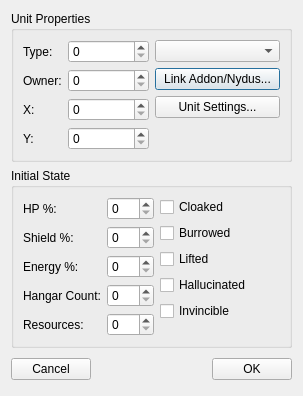
Qt form ChkForge/unitproperties.ui (heinermann/ChkForge) before a commit.
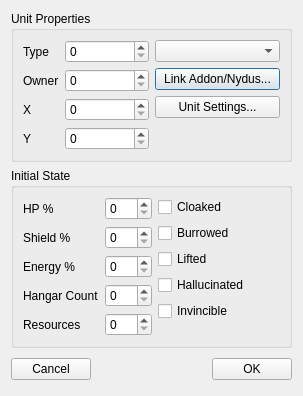
The same form after that commit.

Patch:
```diff
--- a/ChkForge/unitproperties.ui
+++ b/ChkForge/unitproperties.ui
@@ -7,7 +7,7 @@
     <x>0</x>
     <y>0</y>
     <width>303</width>
-    <height>353</height>
+    <height>377</height>
    </rect>
   </property>
   <property name="windowTitle">
@@ -25,7 +25,7 @@
         <item row="0" column="0">
          <widget class="QLabel" name="label_6">
           <property name="text">
-           <string>Type:</string>
+           <string>Type</string>
           </property>
          </widget>
         </item>
@@ -35,7 +35,7 @@
         <item row="1" column="0">
          <widget class="QLabel" name="label_7">
           <property name="text">
-           <string>Owner:</string>
+           <string>Owner</string>
           </property>
          </widget>
         </item>
@@ -45,7 +45,7 @@
         <item row="2" column="0">
          <widget class="QLabel" name="label_8">
           <property name="text">
-           <string>X:</string>
+           <string>X</string>
           </property>
          </widget>
         </item>
@@ -55,7 +55,7 @@
         <item row="3" column="0">
          <widget class="QLabel" name="label_9">
           <property name="text">
-           <string>Y:</string>
+           <string>Y</string>
           </property>
          </widget>
         </item>
@@ -112,7 +112,7 @@
         <item row="0" column="0">
          <widget class="QLabel" name="label">
           <property name="text">
-           <string>HP %:</string>
+           <string>HP %</string>
           </property>
          </widget>
         </item>
@@ -126,7 +126,7 @@
         <item row="1" column="0">
          <widget class="QLabel" name="label_2">
           <property name="text">
-           <string>Shield %:</string>
+           <string>Shield %</string>
           </property>
          </widget>
         </item>
@@ -140,7 +140,7 @@
         <item row="2" column="0">
          <widget class="QLabel" name="label_3">
           <property name="text">
-           <string>Energy %:</string>
+           <string>Energy %</string>
           </property>
          </widget>
         </item>
@@ -154,7 +154,7 @@
         <item row="3" column="0">
          <widget class="QLabel" name="label_4">
           <property name="text">
-           <string>Hangar Count:</string>
+           <string>Hangar Count</string>
           </property>
          </widget>
         </item>
@@ -168,7 +168,7 @@
         <item row="4" column="0">
          <widget class="QLabel" name="label_5">
           <property name="text">
-           <string>Resources:</string>
+           <string>Resources</string>
           </property>
          </widget>
         </item>
```
Left out of the diff: 10 changed lines with no effect on the pictures.
